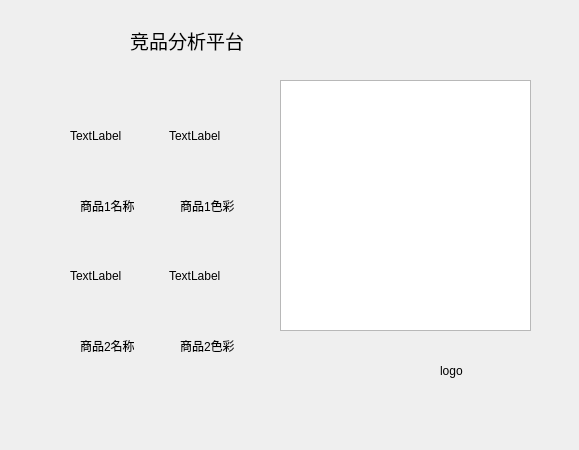
Qt form Analysisplantform.ui (YRQhit/QT_meituan) before a commit.
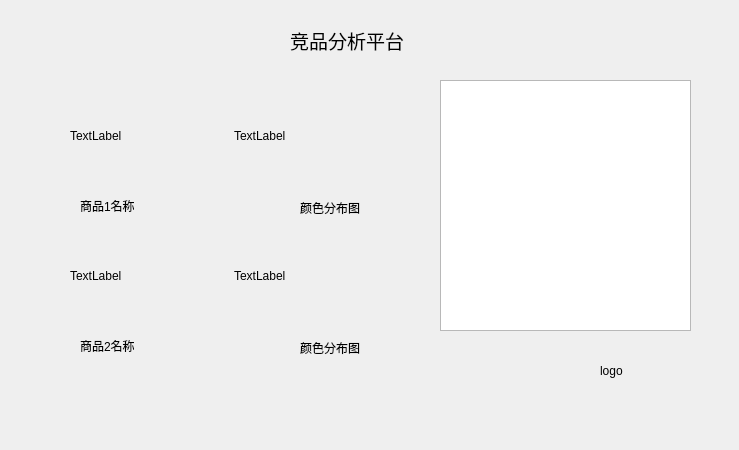
The same form after that commit.

What changed in the file:
```diff
--- a/Analysisplantform.ui
+++ b/Analysisplantform.ui
@@ -6,7 +6,7 @@
    <rect>
     <x>0</x>
     <y>0</y>
-    <width>579</width>
+    <width>739</width>
     <height>450</height>
    </rect>
   </property>
@@ -16,7 +16,7 @@
   <widget class="QLabel" name="label">
    <property name="geometry">
     <rect>
-     <x>130</x>
+     <x>290</x>
      <y>30</y>
      <width>131</width>
      <height>21</height>
@@ -37,7 +37,7 @@
     <rect>
      <x>70</x>
      <y>80</y>
-     <width>191</width>
+     <width>321</width>
      <height>111</height>
     </rect>
    </property>
@@ -63,7 +63,7 @@
     <rect>
      <x>70</x>
      <y>220</y>
-     <width>191</width>
+     <width>321</width>
      <height>111</height>
     </rect>
    </property>
@@ -100,14 +100,14 @@
   <widget class="QLabel" name="label_7">
    <property name="geometry">
     <rect>
-     <x>180</x>
+     <x>300</x>
      <y>200</y>
-     <width>54</width>
-     <height>12</height>
+     <width>81</width>
+     <height>16</height>
     </rect>
    </property>
    <property name="text">
-    <string>商品1色彩</string>
+    <string>颜色分布图</string>
    </property>
   </widget>
   <widget class="QLabel" name="label_8">
@@ -126,20 +126,20 @@
   <widget class="QLabel" name="label_9">
    <property name="geometry">
     <rect>
-     <x>180</x>
+     <x>300</x>
      <y>340</y>
-     <width>54</width>
-     <height>12</height>
+     <width>81</width>
+     <height>16</height>
     </rect>
    </property>
    <property name="text">
-    <string>商品2色彩</string>
+    <string>颜色分布图</string>
    </property>
   </widget>
   <widget class="QLabel" name="label_2">
    <property name="geometry">
     <rect>
-     <x>440</x>
+     <x>600</x>
      <y>360</y>
      <width>41</width>
      <height>21</height>
@@ -152,7 +152,7 @@
   <widget class="QTextBrowser" name="textBrowser">
    <property name="geometry">
     <rect>
-     <x>280</x>
+     <x>440</x>
      <y>80</y>
      <width>251</width>
      <height>251</height>
```
